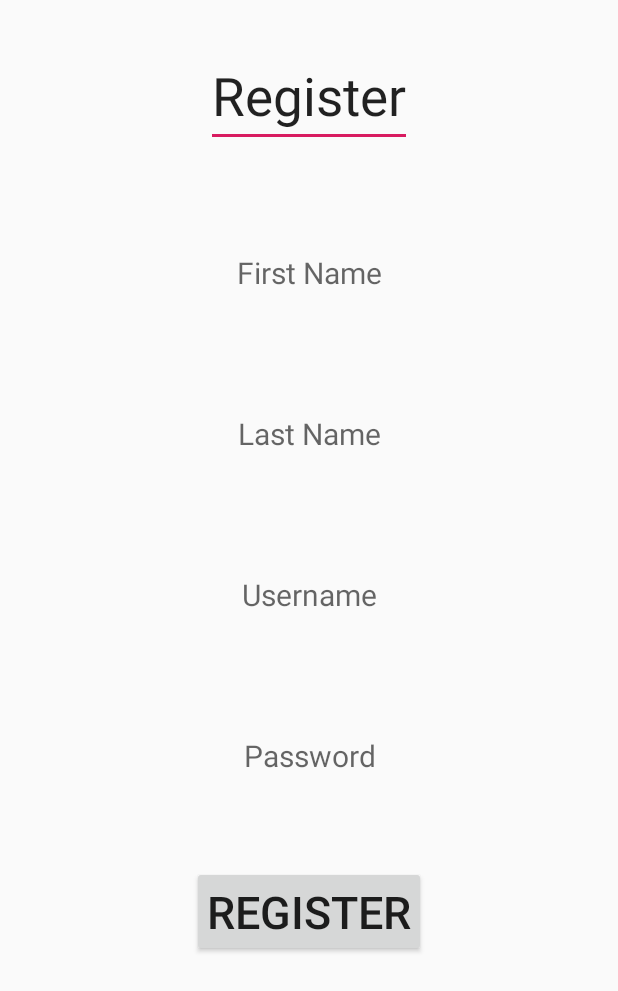
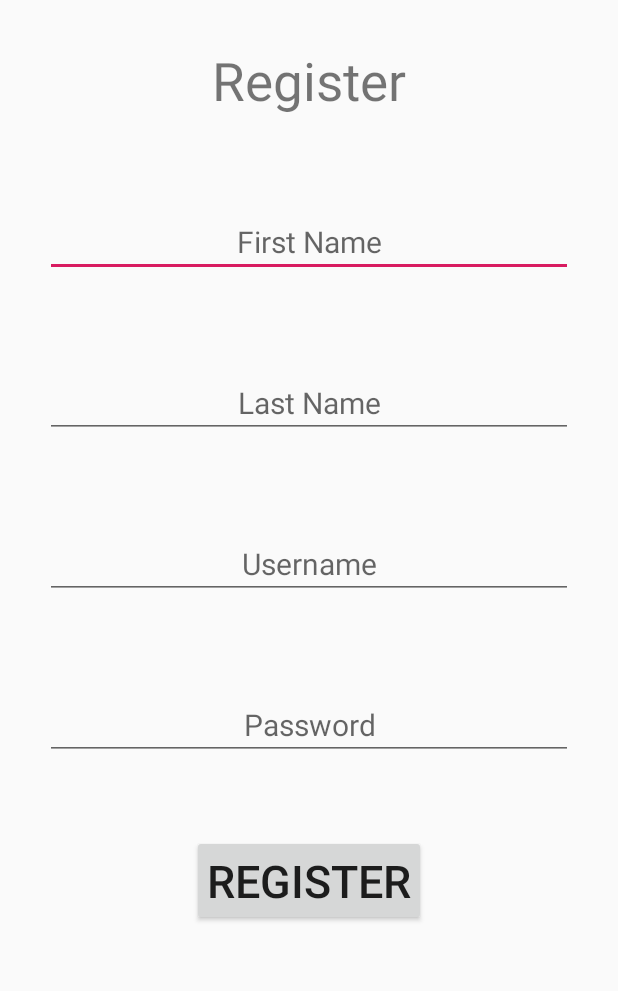
Before and after one commit to AashishMhz/AndroidProject, an Android app: the layout activity_register.xml on its own in the app's theme, with its tools: preview values and no code run, on a phone screen of 412 x 824 dp. Shown: the top 991 px of the screen. Run offline under Robolectric (Android 15) with nearby library versions, the phone set to English and light mode, and no system bars.

Commit message:
Login and Register Fragment Added

```diff
--- a/app/src/main/AndroidManifest.xml
+++ b/app/src/main/AndroidManifest.xml
@@ -12,7 +12,7 @@
         android:roundIcon="@mipmap/ic_launcher_round"
         android:supportsRtl="true"
         android:theme="@style/AppTheme">
-        <activity android:name=".MainActivity">
+        <activity android:name=".model.MainActivity">
             <intent-filter>
                 <action android:name="android.intent.action.MAIN" />
 
--- a/app/src/main/java/com/example/bikegears/MainActivity.java
+++ b/app/src/main/java/com/example/bikegears/model/MainActivity.java
@@ -1,7 +1,9 @@
-package com.example.bikegears;
+package com.example.bikegears.model;
 
 import android.support.v7.app.AppCompatActivity;
 import android.os.Bundle;
+
+import com.example.bikegears.R;
 
 public class MainActivity extends AppCompatActivity {
 
--- a/app/src/main/res/layout/activity_login.xml
+++ b/app/src/main/res/layout/activity_login.xml
@@ -4,7 +4,7 @@
     android:orientation="vertical"
     xmlns:android="http://schemas.android.com/apk/res/android" >
 
-    <EditText
+    <TextView
         android:layout_width="wrap_content"
         android:layout_height="wrap_content"
         android:layout_gravity="center"
@@ -12,7 +12,7 @@
         android:textSize="50dp"
         android:layout_margin="50dp"/>
 
-    <TextView
+    <EditText
         android:id="@+id/login_username"
         android:layout_width="match_parent"
         android:layout_height="wrap_content"
@@ -23,7 +23,7 @@
         android:gravity="center"
         />
 
-    <TextView
+    <EditText
         android:id="@+id/login_password"
         android:layout_width="match_parent"
         android:layout_height="wrap_content"
--- a/app/src/main/res/layout/activity_main.xml
+++ b/app/src/main/res/layout/activity_main.xml
@@ -4,7 +4,7 @@
     xmlns:tools="http://schemas.android.com/tools"
     android:layout_width="match_parent"
     android:layout_height="match_parent"
-    tools:context=".MainActivity">
+    tools:context=".model.MainActivity">
 
     <TextView
         android:layout_width="wrap_content"
--- a/app/src/main/res/layout/activity_register.xml
+++ b/app/src/main/res/layout/activity_register.xml
@@ -4,7 +4,7 @@
     android:orientation="vertical"
     xmlns:android="http://schemas.android.com/apk/res/android" >
 
-    <EditText
+    <TextView
         android:layout_width="wrap_content"
         android:layout_height="wrap_content"
         android:layout_gravity="center"
@@ -12,8 +12,8 @@
         android:textSize="35dp"
         android:layout_margin="30dp"/>
 
-    <TextView
-        android:id="@+id/register_Firstname"
+    <EditText
+        android:id="@+id/register_firstname"
         android:layout_width="match_parent"
         android:layout_height="wrap_content"
         android:hint="First Name"
@@ -23,7 +23,7 @@
         android:gravity="center"
         />
 
-    <TextView
+    <EditText
         android:id="@+id/register_lastname"
         android:layout_width="match_parent"
         android:layout_height="wrap_content"
@@ -34,7 +34,7 @@
         android:gravity="center"
         />
 
-    <TextView
+    <EditText
         android:id="@+id/register_username"
         android:layout_width="match_parent"
         android:layout_height="wrap_content"
@@ -45,7 +45,7 @@
         android:gravity="center"
         />
 
-    <TextView
+    <EditText
         android:id="@+id/register_password"
         android:layout_width="match_parent"
         android:layout_height="wrap_content"
```
Also changed, not shown: app/src/main/java/com/example/bikegears/fragment/login_fragment.java (added, +18 -0 lines), app/src/main/java/com/example/bikegears/fragment/register_fragment.java (added, +16 -0 lines).
